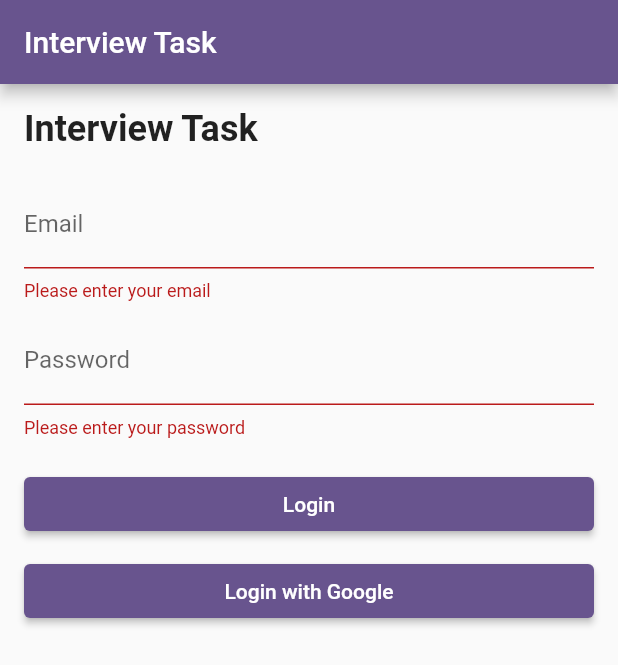
After one commit to zaid-bashir/interviewtask, a Flutter app: the screen it shows after launch, after a tap on "Login", on a phone screen of 412 x 824 dp. The commit adds this screen. Shown: the top 665 px of the screen. Run offline on Flutter 3.47's test engine with Material 2 defaults, Android fonts, the phone set to English and light mode, and no system bars; our stand-ins replace cloud_firestore, firebase_auth, firebase_core, google_sign_in; accounts and stored records are empty.

Commit message:
Integrated Registration , Login and Chat

```diff
--- /dev/null
+++ b/lib/login/login.dart
@@ -0,0 +1,177 @@
+// ignore_for_file: use_build_context_synchronously
+
+import 'dart:developer';
+
+import 'package:cloud_firestore/cloud_firestore.dart';
+import 'package:firebase_auth/firebase_auth.dart';
+import 'package:flutter/foundation.dart';
+import 'package:flutter/material.dart';
+import 'package:google_sign_in/google_sign_in.dart';
+import 'package:interviewtask/users/userlist.dart';
+
+class LoginPage extends StatefulWidget {
+  const LoginPage({super.key});
+
+  @override
+  LoginPageState createState() => LoginPageState();
+}
+
+class LoginPageState extends State<LoginPage> {
+  final FirebaseAuth _auth = FirebaseAuth.instance;
+  final GoogleSignIn googleSignIn = GoogleSignIn();
+
+  final TextEditingController emailController = TextEditingController();
+  final TextEditingController passwordController = TextEditingController();
+
+  final GlobalKey<FormState> _formKey = GlobalKey<FormState>();
+
+  void _validateAndSubmit() async {
+    if (_formKey.currentState!.validate()) {
+      try {
+        UserCredential userCredential = await _auth.signInWithEmailAndPassword(
+          email: emailController.text,
+          password: passwordController.text,
+        );
+        await FirebaseFirestore.instance
+            .collection('users')
+            .doc(userCredential.user!.uid)
+            .set({
+          'uid': userCredential.user!.uid,
+          'email': userCredential.user!.email,
+        });
+        if (kDebugMode) {
+          print("Successfully signed in: ${userCredential.user!.uid}");
+        }
+        showSnackBar(
+          context,
+          content: "User Logged In",
+        );
+        Navigator.of(context).pushReplacement(
+          MaterialPageRoute(
+            builder: (context) => const UserListScreen(),
+          ),
+        );
+      } on FirebaseAuthException catch (e) {
+        if (kDebugMode) {
+          print("Error: $e");
+        }
+        showSnackBar(
+          context,
+          content: "$e",
+        );
+      }
+    }
+  }
+
+  void _signInWithGoogle() async {
+    try {
+      final GoogleSignInAccount? googleSignInAccount =
+          await googleSignIn.signIn();
+      final GoogleSignInAuthentication googleSignInAuthentication =
+          await googleSignInAccount!.authentication;
+
+      final AuthCredential credential = GoogleAuthProvider.credential(
+        accessToken: googleSignInAuthentication.accessToken,
+        idToken: googleSignInAuthentication.idToken,
+      );
+
+      UserCredential userCredential =
+          await _auth.signInWithCredential(credential);
+      await FirebaseFirestore.instance
+          .collection('users')
+          .doc(userCredential.user!.uid)
+          .set({
+        'uid': userCredential.user!.uid,
+        'email': userCredential.user!.email,
+      });
+      if (kDebugMode) {
+        print(
+            "Successfully signed in with Google: ${userCredential.user!.displayName}");
+      }
+      showSnackBar(
+        context,
+        content: "User Logged In",
+      );
+      Navigator.of(context).pushReplacement(
+        MaterialPageRoute(
+          builder: (context) => const UserListScreen(),
+        ),
+      );
+    } catch (e) {
+      if (kDebugMode) {
+        print("Error signing in with Google: $e");
+      }
+      log("Error signing in with Google: $e");
+      showSnackBar(
+        context,
+        content: "$e",
+      );
+    }
+  }
+
+  @override
+  Widget build(BuildContext context) {
+    return Scaffold(
+      appBar: AppBar(
+        title: const Text("Interview Task"),
+      ),
+      body: Padding(
+        padding: const EdgeInsets.all(16.0),
+        child: Form(
+          key: _formKey,
+          child: Column(
+            crossAxisAlignment: CrossAxisAlignment.stretch,
+            children: [
+              const Text(
+                "Interview Task",
+                style: TextStyle(fontSize: 24, fontWeight: FontWeight.bold),
+              ),
+              const SizedBox(height: 20),
+              TextFormField(
+                controller: emailController,
+                keyboardType: TextInputType.emailAddress,
+                decoration: const InputDecoration(labelText: "Email"),
+                validator: (value) {
+                  if (value!.isEmpty) {
+                    return "Please enter your email";
+                  }
+                  return null;
+                },
+              ),
+              const SizedBox(height: 10),
+              TextFormField(
+                controller: passwordController,
+                obscureText: true,
+                decoration: const InputDecoration(labelText: "Password"),
+                validator: (value) {
+                  if (value!.isEmpty) {
+                    return "Please enter your password";
+                  }
+                  return null;
+                },
+              ),
+              const SizedBox(height: 20),
+              ElevatedButton(
+                onPressed: _validateAndSubmit,
+                child: const Text("Login"),
+              ),
+              const SizedBox(height: 10),
+              ElevatedButton(
+                onPressed: _signInWithGoogle,
+                child: const Text("Login with Google"),
+              ),
+            ],
+          ),
+        ),
+      ),
+    );
+  }
+}
+
+void showSnackBar(BuildContext context, {required String content}) {
+  final snackBar = SnackBar(
+    content: Text(content),
+    duration: const Duration(seconds: 3),
+  );
+  ScaffoldMessenger.of(context).showSnackBar(snackBar);
+}
--- a/pubspec.yaml
+++ b/pubspec.yaml
@@ -35,6 +35,10 @@ dependencies:
   # The following adds the Cupertino Icons font to your application.
   # Use with the CupertinoIcons class for iOS style icons.
   cupertino_icons: ^1.0.2
+  firebase_auth: ^4.14.0
+  google_sign_in: ^6.1.6
+  cloud_firestore: ^4.13.1
+  firebase_core: ^2.22.0
 
 dev_dependencies:
   flutter_test:
```
Also changed, not shown: lib/chat/chatscreen.dart (added, +182 -0 lines), lib/main.dart (+9 -108 lines), lib/users/userlist.dart (added, +67 -0 lines), pubspec.lock, 13 other files.
